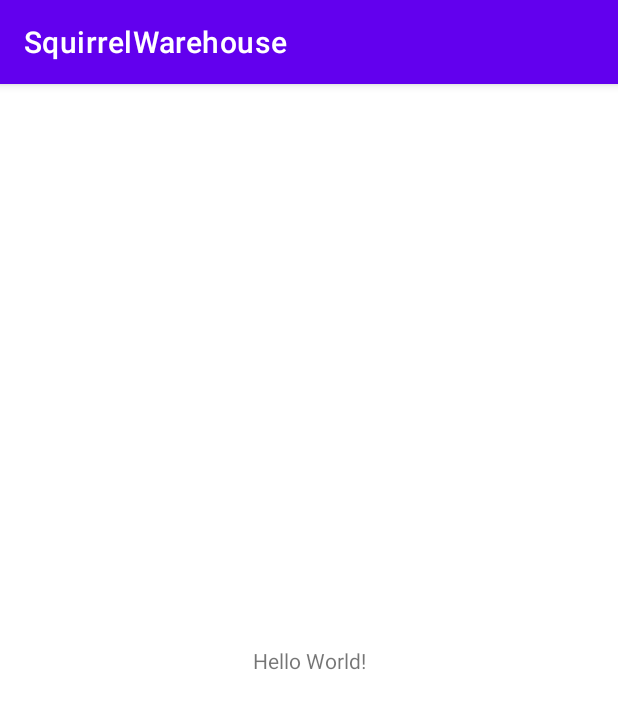
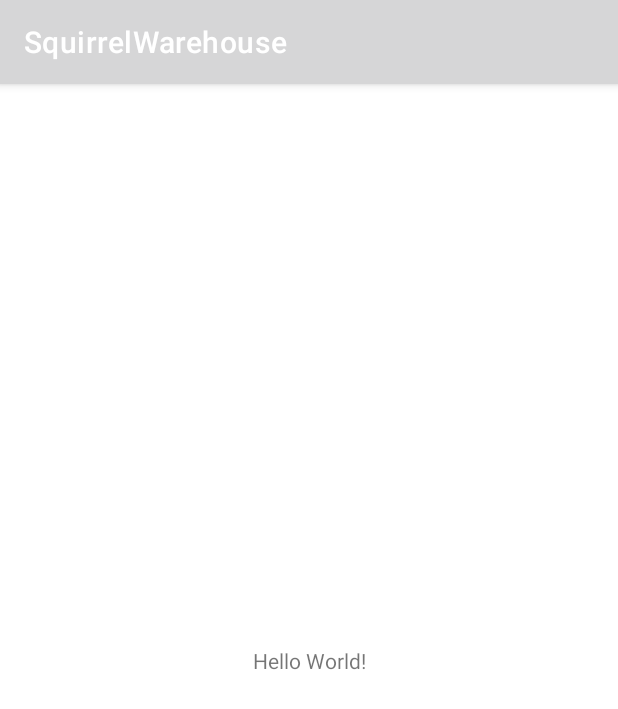
Before and after one commit to DS-Convergence/SquirrelWarehouse, an Android app: the screen it shows after launch (MainActivity), on a phone screen of 412 x 824 dp. Shown: the top 709 px of the screen. Run offline under Robolectric (Android 15) with nearby library versions, the light colour scheme and no system bars.

Commit message:
colors.xml 수정

```diff
--- a/app/src/main/res/values/colors.xml
+++ b/app/src/main/res/values/colors.xml
@@ -1,11 +1,5 @@
 <?xml version="1.0" encoding="utf-8"?>
 <resources>
     <!--알아서 수정하슈-->
-    <color name="purple_200">#FFBB86FC</color>
-    <color name="purple_500">#FF6200EE</color>
-    <color name="purple_700">#FF3700B3</color>
-    <color name="teal_200">#FF03DAC5</color>
-    <color name="teal_700">#FF018786</color>
-    <color name="black">#FF000000</color>
-    <color name="white">#FFFFFFFF</color>
+
 </resources>
```
